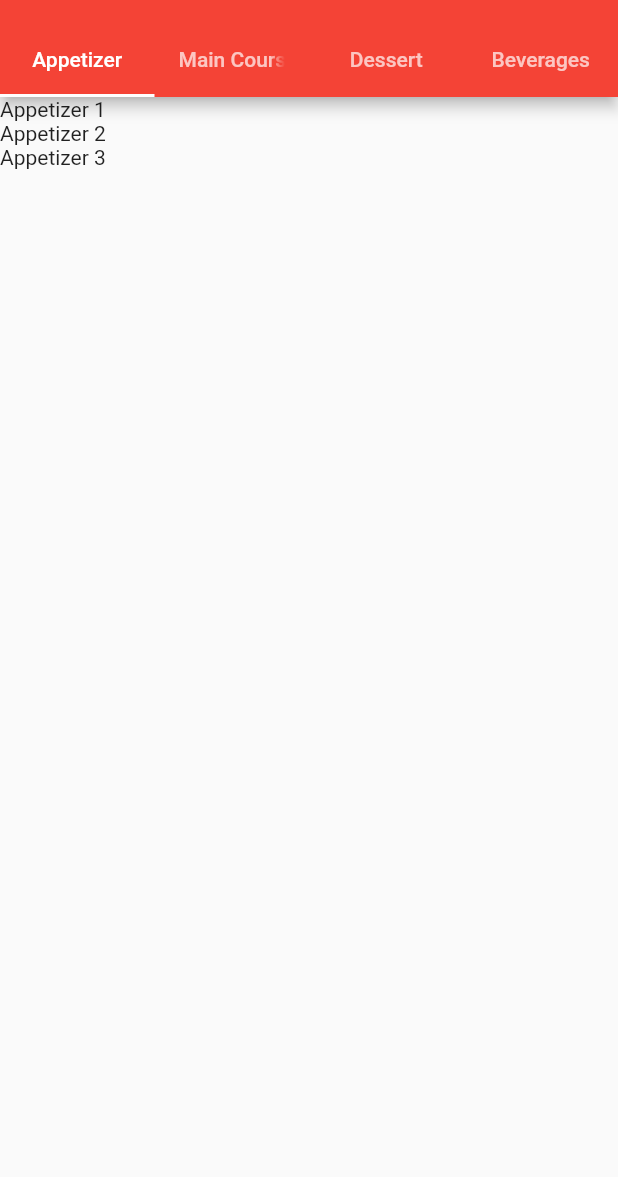
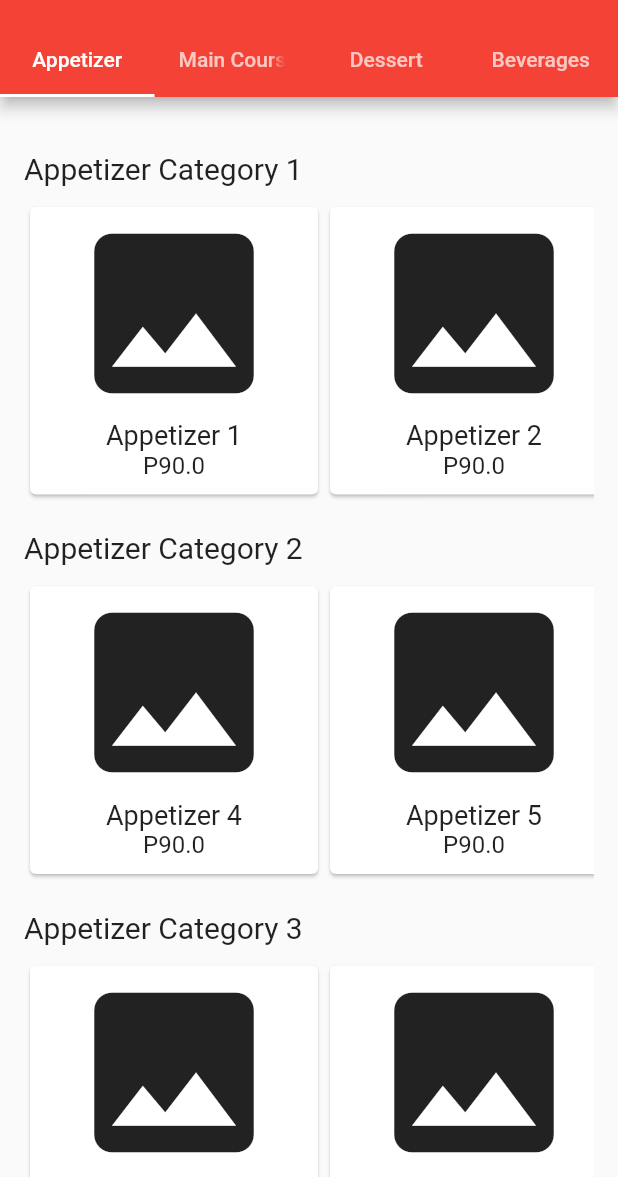
Before and after one commit to danieljohngomez/iMenu-Mobile, a Flutter app: the screen it shows after launch, on a phone screen of 412 x 824 dp, the part 59-1236 px from its top. Run offline on Flutter 3.47's test engine with Material 2 defaults, Android fonts, the phone set to English and light mode, and no system bars.

Commit message:
Added category item cards

```diff
--- a/imenu_mobile/lib/category.dart
+++ b/imenu_mobile/lib/category.dart
@@ -6,15 +6,55 @@ class CategoryList extends StatelessWidget {
   @override
   Widget build(BuildContext context) {
     return ScopedModelDescendant<MenuModel>(
-        builder: (context, child, menu) =>
-            ListView(children: buildListItem(menu)));
+        builder: (context, child, menu) => new ListView(
+            padding: EdgeInsets.all(16), children: buildListItem(menu)));
   }
 }
 
-List<Text> buildListItem(MenuModel menuModel) {
+List<Widget> buildListItem(MenuModel menuModel) {
   return menuModel
       .getSelected()
       .categories
-      .map((category) => Text(category.name))
+      .map((category) =>
+          new Column(crossAxisAlignment: CrossAxisAlignment.start, children: [
+            new SizedBox(
+              height: 20,
+            ),
+            Text(
+              category.name,
+              style: TextStyle(fontSize: 20),
+            ),
+            new SizedBox(height: 10),
+            Container(
+              height: 200,
+              child: new ListView(
+                key: Key(category.name),
+                scrollDirection: Axis.horizontal,
+                children: buildCategory(category),
+              ),
+            ),
+          ]))
       .toList();
 }
+
+List<Widget> buildCategory(Category category) {
+  return category.items
+      .map((categoryItem) => buildCategoryItem(categoryItem))
+      .toList();
+}
+
+Widget buildCategoryItem(CategoryItem categoryItem) {
+  return Container(
+    width: 200,
+      child: Card(
+        child: Column(
+          children: <Widget>[
+            Expanded( child: FittedBox(fit: BoxFit.fill,child: new Icon(Icons.image))),
+            new Text(categoryItem.name, style: TextStyle(fontSize: 18),),
+            new Text("P${categoryItem.price}", style: TextStyle(fontSize: 16),),
+            new SizedBox( height: 10,)
+          ],
+        ),
+      ),
+  );
+}
--- a/imenu_mobile/lib/main.dart
+++ b/imenu_mobile/lib/main.dart
@@ -15,17 +15,40 @@ class HomePage extends StatefulWidget {
 }
 
 class HomePageState extends State<HomePage> {
-
   final menu = MenuModel(menu: [
     MenuItemModel("Appetizer", categories: [
-      Category("Appetizer 1"),
-      Category("Appetizer 2"),
-      Category("Appetizer 3"),
+      Category("Appetizer Category 1", items: [
+        CategoryItem("Appetizer 1", "", 90.0),
+        CategoryItem("Appetizer 2", "", 90.0),
+        CategoryItem("Appetizer 3", "", 90.0),
+      ]),
+      Category("Appetizer Category 2", items: [
+        CategoryItem("Appetizer 4", "", 90.0),
+        CategoryItem("Appetizer 5", "", 90.0),
+        CategoryItem("Appetizer 6", "", 90.0),
+      ]),
+      Category("Appetizer Category 3", items: [
+        CategoryItem("Appetizer 7", "", 90.0),
+        CategoryItem("Appetizer 8", "", 90.0),
+        CategoryItem("Appetizer 9", "", 90.0),
+      ]),
     ]),
     MenuItemModel("Main Course", categories: [
-      Category("Main Course 1"),
-      Category("Main Course 2"),
-      Category("Main Course 3"),
+      Category("Main Course 1", items: [
+        CategoryItem("Main Course 1", "", 90.0),
+        CategoryItem("Main Course 2", "", 90.0),
+        CategoryItem("Main Course 3", "", 90.0),
+      ]),
+      Category("Main Course 2", items: [
+        CategoryItem("Main Course 4", "", 90.0),
+        CategoryItem("Main Course 5", "", 90.0),
+        CategoryItem("Main Course 6", "", 90.0),
+      ]),
+      Category("Main Course 3", items: [
+        CategoryItem("Main Course 7", "", 90.0),
+        CategoryItem("Main Course 8", "", 90.0),
+        CategoryItem("Main Course 9", "", 90.0),
+      ]),
     ]),
     MenuItemModel("Dessert", categories: [
       Category("Dessert 1"),
@@ -41,7 +64,6 @@ class HomePageState extends State<HomePage> {
 
   @override
   Widget build(BuildContext context) {
-
     return MaterialApp(
         title: 'iMenu',
         theme: ThemeData(
@@ -64,8 +86,8 @@ class HomePageState extends State<HomePage> {
                       },
                     ),
                   ),
-                body: ScopedModel(
-                    model: menu, child: CategoryList()),
+                  body: ScopedModel(model: menu, child: CategoryList())
+//                body:
                   )),
         ));
   }
@@ -154,10 +176,7 @@ class _MyHomePageState extends State<MyHomePage> {
             ),
             Text(
               '$_counter',
-              style: Theme
-                  .of(context)
-                  .textTheme
-                  .display1,
+              style: Theme.of(context).textTheme.display1,
             ),
           ],
         ),
```
Lines whose indentation alone changed are shown as unchanged.
